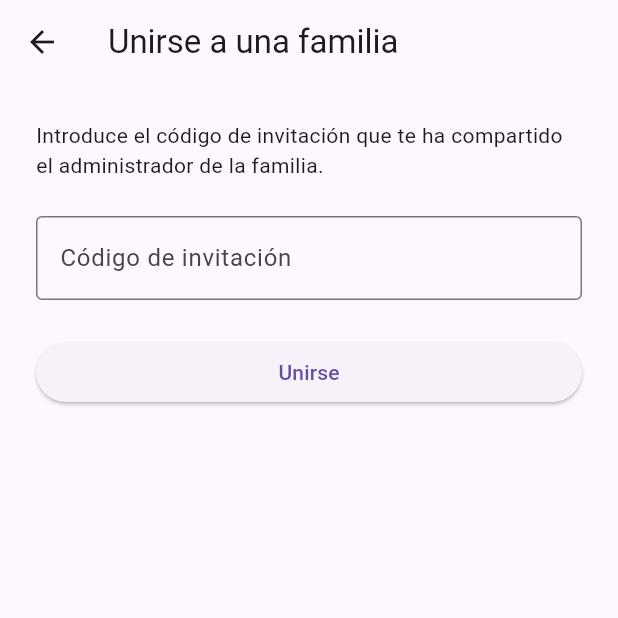
After one commit to fh0069/menuflow, a Flutter app: the JoinFamilyPage screen opened directly, after a tap on "Unirse", on a phone screen of 412 x 824 dp, the top half of it. The commit adds this screen. Run offline on Flutter 3.47's test engine with Material 3 defaults, Android fonts, the phone set to English and light mode, and no system bars; our stand-ins replace cloud_firestore, firebase_auth, firebase_core, flutter_riverpod; accounts and stored records are empty.

Commit message:
feat(family): implement join family flow with Firestore integration and UI updates

```diff
--- a/lib/features/auth/presentation/providers/auth_notifier.dart
+++ b/lib/features/auth/presentation/providers/auth_notifier.dart
@@ -152,6 +152,11 @@ class AuthNotifier extends StateNotifier<AuthState> {
     }
   }
 
+  /// Recarga el usuario desde Firestore.
+  /// Usado tras operaciones que modifican el documento del usuario
+  /// (p.ej. unirse a una familia) para reflejar el nuevo estado.
+  Future<void> reloadCurrentUser() => loadCurrentUser();
+
   void clearError() {
     state = state.copyWith(clearError: true);
   }
--- a/lib/features/family/domain/entities/famliy.dart
+++ b/lib/features/family/domain/entities/family.dart
@@ -1,7 +1,3 @@
-/// Representa una familia o grupo de convivencia dentro del sistema.
-///
-/// Una familia agrupa a varios usuarios y permite la gestión
-/// colaborativa de recetas y planificación semanal de menús.
 class Family {
   final String id;
   final String name;
--- /dev/null
+++ b/lib/features/family/domain/repositories/family_repository.dart
@@ -0,0 +1,5 @@
+abstract class FamilyRepository {
+  /// Une al usuario [userId] a la familia identificada por [joinCode].
+  /// Devuelve el [familyId] de la familia encontrada.
+  Future<String> joinByCode(String userId, String joinCode);
+}
--- /dev/null
+++ b/lib/features/family/presentation/pages/join_family_page.dart
@@ -0,0 +1,101 @@
+import 'package:flutter/material.dart';
+import 'package:flutter_riverpod/flutter_riverpod.dart';
+
+import '../../../auth/presentation/providers/auth_notifier.dart';
+import '../../../auth/presentation/providers/auth_providers.dart';
+import '../providers/family_providers.dart';
+
+/// Pantalla mínima para unirse a una familia mediante código de invitación.
+class JoinFamilyPage extends ConsumerStatefulWidget {
+  const JoinFamilyPage({super.key});
+
+  @override
+  ConsumerState<JoinFamilyPage> createState() => _JoinFamilyPageState();
+}
+
+class _JoinFamilyPageState extends ConsumerState<JoinFamilyPage> {
+  final _controller = TextEditingController();
+  bool _isLoading = false;
+  String? _errorMessage;
+
+  @override
+  void dispose() {
+    _controller.dispose();
+    super.dispose();
+  }
+
+  Future<void> _join() async {
+    final code = _controller.text.trim();
+    if (code.isEmpty) return;
+
+    final authState = ref.read(authNotifierProvider);
+    final userId = authState.currentUser?.id;
+    if (userId == null) return;
+
+    setState(() {
+      _isLoading = true;
+      _errorMessage = null;
+    });
+
+    try {
+      await ref.read(joinFamilyProvider).call(userId, code);
+
+      // Recarga el usuario para que AuthGatePage vea el nuevo familyId
+      await ref.read(authNotifierProvider.notifier).reloadCurrentUser();
+
+      if (mounted) Navigator.of(context).pop();
+    } catch (e) {
+      setState(() {
+        _errorMessage = 'No se encontró ninguna familia con ese código.';
+      });
+    } finally {
+      if (mounted) setState(() => _isLoading = false);
+    }
+  }
+
+  @override
+  Widget build(BuildContext context) {
+    return Scaffold(
+      appBar: AppBar(title: const Text('Unirse a una familia')),
+      body: Padding(
+        padding: const EdgeInsets.all(24),
+        child: Column(
+          crossAxisAlignment: CrossAxisAlignment.stretch,
+          children: [
+            const Text(
+              'Introduce el código de invitación que te ha compartido el administrador de la familia.',
+            ),
+            const SizedBox(height: 24),
+            TextField(
+              controller: _controller,
+              decoration: const InputDecoration(
+                labelText: 'Código de invitación',
+                border: OutlineInputBorder(),
+              ),
+              textCapitalization: TextCapitalization.characters,
+              onSubmitted: (_) => _isLoading ? null : _join(),
+            ),
+            if (_errorMessage != null) ...[
+              const SizedBox(height: 12),
+              Text(
+                _errorMessage!,
+                style: TextStyle(color: Theme.of(context).colorScheme.error),
+              ),
+            ],
+            const SizedBox(height: 24),
+            ElevatedButton(
+              onPressed: _isLoading ? null : _join,
+              child: _isLoading
+                  ? const SizedBox(
+                      width: 22,
+                      height: 22,
+                      child: CircularProgressIndicator(strokeWidth: 2),
+                    )
+                  : const Text('Unirse'),
+            ),
+          ],
+        ),
+      ),
+    );
+  }
+}
```
Also changed, not shown: lib/features/family/data/datasources/family_remote_datasource.dart (added, +63 -0 lines), lib/features/family/data/models/family_model.dart (added, +36 -0 lines), lib/features/family/data/repositories/family_repository_impl.dart (added, +13 -0 lines), lib/features/family/domain/usecases/join_family.dart (added, +11 -0 lines), lib/features/family/presentation/providers/family_providers.dart (added, +20 -0 lines), lib/features/weekly_plan/presentation/pages/weekly_plan_page.dart (+8 -0 lines).
